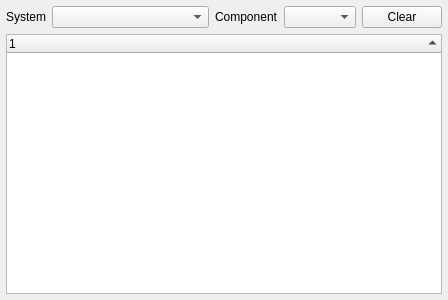
Before: the Qt Designer form src/ui/QGCMAVLinkInspector.ui in ArduPilot/apm_planner, drawn with Qt 5.
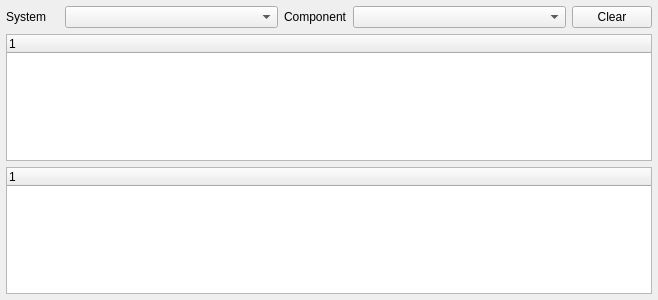
After: the same form once the commit is applied.

Commit message:
MAVLink Inspector: Remove sorting as it was creating display inconsistencies
And update to be inline with QGC

```diff
--- a/src/ui/QGCMAVLinkInspector.ui
+++ b/src/ui/QGCMAVLinkInspector.ui
@@ -6,14 +6,14 @@
    <rect>
     <x>0</x>
     <y>0</y>
-    <width>448</width>
+    <width>658</width>
     <height>300</height>
    </rect>
   </property>
   <property name="windowTitle">
    <string>Form</string>
   </property>
-  <layout class="QGridLayout" name="gridLayout" columnstretch="2,8,0,0,0">
+  <layout class="QGridLayout" name="gridLayout" columnstretch="2,8,2,8,3">
    <property name="leftMargin">
     <number>6</number>
    </property>
@@ -26,6 +26,20 @@
    <property name="bottomMargin">
     <number>6</number>
    </property>
+   <item row="0" column="4">
+    <widget class="QPushButton" name="clearButton">
+     <property name="text">
+      <string>Clear</string>
+     </property>
+    </widget>
+   </item>
+   <item row="0" column="2">
+    <widget class="QLabel" name="label_2">
+     <property name="text">
+      <string>Component</string>
+     </property>
+    </widget>
+   </item>
    <item row="0" column="0">
     <widget class="QLabel" name="label">
      <property name="text">
@@ -33,38 +47,36 @@
      </property>
     </widget>
    </item>
+   <item row="2" column="0" colspan="5">
+    <widget class="QTreeWidget" name="treeWidget">
+     <property name="sortingEnabled">
+      <bool>false</bool>
+     </property>
+     <attribute name="headerShowSortIndicator" stdset="0">
+      <bool>false</bool>
+     </attribute>
+     <column>
+      <property name="text">
+       <string notr="true">1</string>
+      </property>
+     </column>
+    </widget>
+   </item>
+   <item row="3" column="0" colspan="5">
+    <widget class="QTreeWidget" name="rateTreeWidget">
+     <column>
+      <property name="text">
+       <string notr="true">1</string>
+      </property>
+     </column>
+    </widget>
+   </item>
    <item row="0" column="1">
     <widget class="QComboBox" name="systemComboBox"/>
    </item>
    <item row="0" column="3">
     <widget class="QComboBox" name="componentComboBox"/>
    </item>
-   <item row="0" column="2">
-    <widget class="QLabel" name="label_2">
-     <property name="text">
-      <string>Component</string>
-     </property>
-    </widget>
-   </item>
-   <item row="0" column="4">
-    <widget class="QPushButton" name="clearButton">
-     <property name="text">
-      <string>Clear</string>
-     </property>
-    </widget>
-   </item>
-   <item row="2" column="0" colspan="5">
-    <widget class="QTreeWidget" name="treeWidget">
-     <property name="sortingEnabled">
-      <bool>true</bool>
-     </property>
-     <column>
-      <property name="text">
-       <string notr="true">1</string>
-      </property>
-     </column>
-    </widget>
-   </item>
   </layout>
  </widget>
  <resources/>
```
The commit also changes 4 other files.
